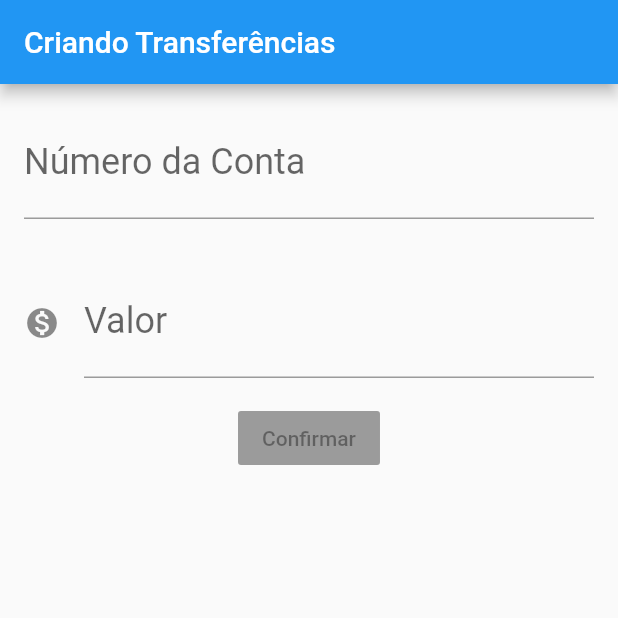
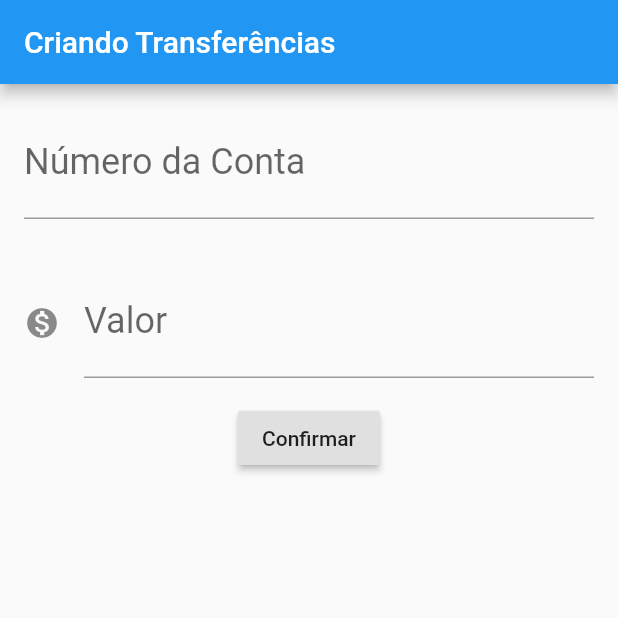
Before and after one commit to palomacorreia/flutter_ByteBank, a Flutter app: the screen it shows after launch, on a phone screen of 412 x 824 dp, the top half of it. Run offline on Flutter 3.47's test engine with Material 2 defaults, Android fonts, the phone set to English and light mode, and no system bars.

Commit message:
create Form transfers

```diff
--- a/lib/main.dart
+++ b/lib/main.dart
@@ -1,59 +1,72 @@
 import 'package:flutter/cupertino.dart';
 import 'package:flutter/material.dart';
 
-void main() =>
-    runApp(BytebankApp());
+void main() => runApp(BytebankApp());
 
 class BytebankApp extends StatelessWidget {
   @override
   Widget build(BuildContext context) {
     return MaterialApp(
-      home: Scaffold(
-          body: FormularioTransferencias ()
-      ),
+      home: Scaffold(body: FormularioTransferencias()),
     );
   }
 }
 
+class FormularioTransferencias extends StatelessWidget {
+  final TextEditingController _controllerFieldNumberAccount =
+      TextEditingController();
+  final TextEditingController _controllerFieldValue = TextEditingController();
 
-class FormularioTransferencias  extends StatelessWidget {
   @override
   Widget build(BuildContext context) {
     return Scaffold(
         appBar: AppBar(
-          title: Text("Criando Transferências"),),
+          title: Text("Criando Transferências"),
+        ),
         body: Column(
           children: <Widget>[
             Padding(
               padding: const EdgeInsets.all(16.0),
               child: TextField(
-                style: TextStyle(
-                  fontSize: 24.0
-                ),
+                controller: _controllerFieldNumberAccount,
+                style: TextStyle(fontSize: 24.0),
                 decoration: InputDecoration(
-                  labelText: "Número da Conta",
-                  hintText: "0000"
-                ),
+                    labelText: "Número da Conta", hintText: "0000"),
                 keyboardType: TextInputType.number,
               ),
             ),
             Padding(
               padding: const EdgeInsets.all(16.0),
               child: TextField(
-                style: TextStyle(
-                  fontSize: 24.0
-                ),
+                controller: _controllerFieldValue,
+                style: TextStyle(fontSize: 24.0),
                 decoration: InputDecoration(
                     icon: Icon(Icons.monetization_on),
                     labelText: "Valor",
-                  hintText: "0.00"
-                ),
+                    hintText: "0.00"),
                 keyboardType: TextInputType.number,
               ),
             ),
-
             RaisedButton(
               child: Text("Confirmar"),
+              onPressed: () {
+                debugPrint("Clicou no Confimar");
+
+                final int numberAccount =
+                    int.tryParse(_controllerFieldNumberAccount.text);
+                final double value =
+                    double.tryParse(_controllerFieldValue.text);
+
+                if (numberAccount != null && value != null) {
+                  final transferCreated = Transferencia(value, numberAccount);
+                  debugPrint("$transferCreated");
+                  Scaffold.of(context).showSnackBar(
+                    SnackBar(
+                      content: Text('$transferCreated'),
+                    ),
+                  );
+                }
+              },
             )
           ],
         ));
@@ -64,7 +77,7 @@ class ListaTranferencias extends StatelessWidget {
   @override
   Widget build(BuildContext context) {
     return Scaffold(
-      body:Column(
+      body: Column(
         children: <Widget>[
           ItemTransferencia(Transferencia(1000, 1000)),
           ItemTransferencia(Transferencia(200.0, 2000)),
@@ -99,4 +112,9 @@ class Transferencia {
   final int numConta;
 
   Transferencia(this.valor, this.numConta);
+
+  @override
+  String toString() {
+    return 'Transferencia{valor: $valor, numConta: $numConta}';
   }
+}
```
Lines whose indentation alone changed are shown as unchanged.
